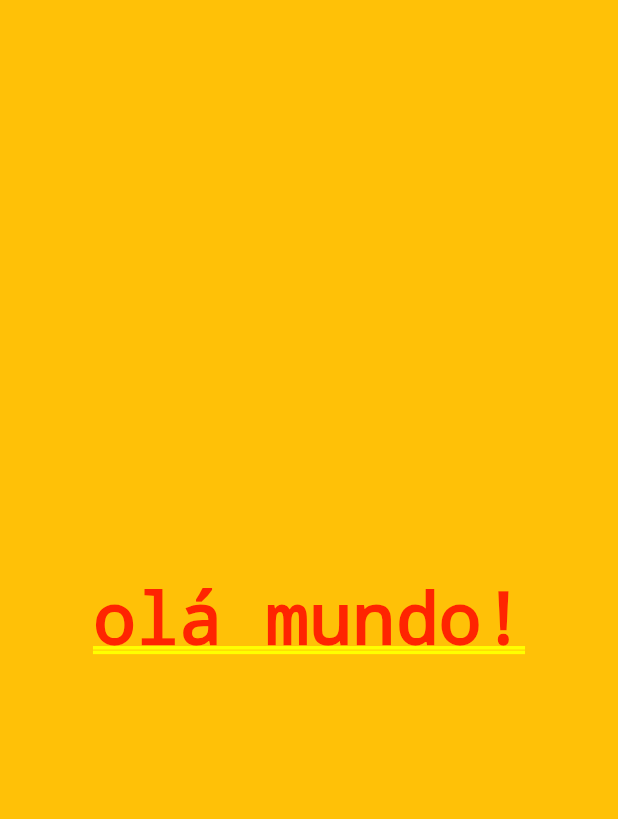
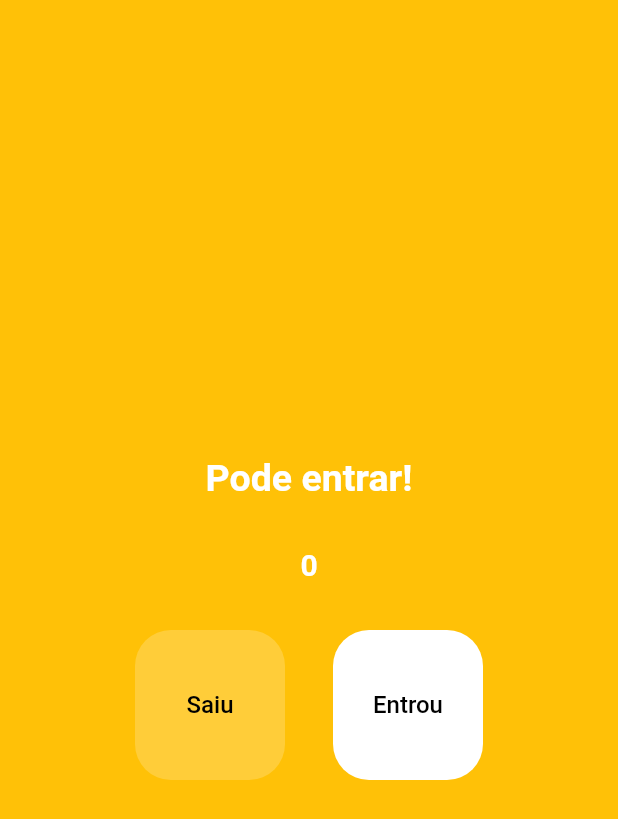
Before and after one commit to Ryan-lima13/contador_de_pessoas, a Flutter app: the screen it shows after launch, on a phone screen of 412 x 824 dp. Shown: the top 819 px of the screen. Run offline on Flutter 3.47's test engine with Material 2 defaults, Android fonts, the phone set to English and light mode, and no system bars.

Commit message:
finalizando projeto

```diff
--- a/lib/main.dart
+++ b/lib/main.dart
@@ -10,14 +10,113 @@ class MyApp extends StatelessWidget{
 
   @override
   Widget build(BuildContext context){
-    return MaterialApp(
-      home: Container(
-        color: Colors.amber,
-        alignment: Alignment.center,
-        child: const Text('olá mundo!'),
-      ),
+    return  MaterialApp(
+      home:  HomePage(),
     );
 
   }
 
 }
+
+class HomePage extends StatefulWidget {
+  const HomePage({Key? key}) : super(key: key);
+
+  @override
+  State<HomePage> createState() => _HomePageState();
+}
+
+class _HomePageState extends State<HomePage> {
+  int count = 0;
+  void decrement(){
+   setState((){
+     count--;
+     print(count);
+   });
+
+  }
+  void increment(){
+    setState((){
+      count++;
+      print(count);
+    });
+  }
+  bool get isEmpty => count == 0;
+  bool get isFull => count == 20;
+
+  @override
+  Widget build(BuildContext context) {
+    return Scaffold(
+        backgroundColor: Colors.amber,
+        body: Column(
+          mainAxisAlignment: MainAxisAlignment.center,
+          children:  [
+            Text(
+              isFull? 'Lotado':'Pode entrar!',
+              style: const TextStyle(
+                  fontSize: 25,
+                  color: Colors.white,
+                  fontWeight: FontWeight.bold
+              ),
+
+            ),
+            const SizedBox(height: 32,),
+            Text('$count',
+              style:  TextStyle(
+                  fontSize: 20,
+                  fontWeight:  FontWeight.bold,
+                  color: isFull? Colors.red: Colors.white
+              ),
+            ),
+            const SizedBox(height: 32,),
+
+            Row(
+              mainAxisAlignment: MainAxisAlignment.center,
+              children: [
+                TextButton(onPressed: isEmpty? null:decrement,
+                    style: TextButton.styleFrom(
+                        backgroundColor: isEmpty? Colors.white.withOpacity(0.2): Colors.white,
+                        fixedSize: const Size(100, 100),
+                        primary: Colors.black,
+                        shape: RoundedRectangleBorder(
+                            borderRadius: BorderRadius.circular(24)
+                        )
+
+
+                    ),
+                    child: Text('Saiu',
+                      style: TextStyle(
+                          color: Colors.black,
+                          fontSize: 16
+                      ),
+
+                    )
+                ),
+                const SizedBox(width: 32,),
+                TextButton(onPressed: isFull? null: increment,
+                    style: TextButton.styleFrom(
+                        backgroundColor: isFull? Colors.white.withOpacity(0.2):Colors.white,
+                        fixedSize: const Size(100, 100),
+                        primary: Colors.black,
+                        shape: RoundedRectangleBorder(
+                            borderRadius: BorderRadius.circular(24)
+                        )
+                    ),
+                    child: Text('Entrou',
+                      style: TextStyle(
+                          color: Colors.black,
+                          fontSize: 16
+                      ),
+
+                    )
+                ),
+              ],
+
+            ),
+          ],
+        )
+
+
+    );
+
+  }
+}
```
